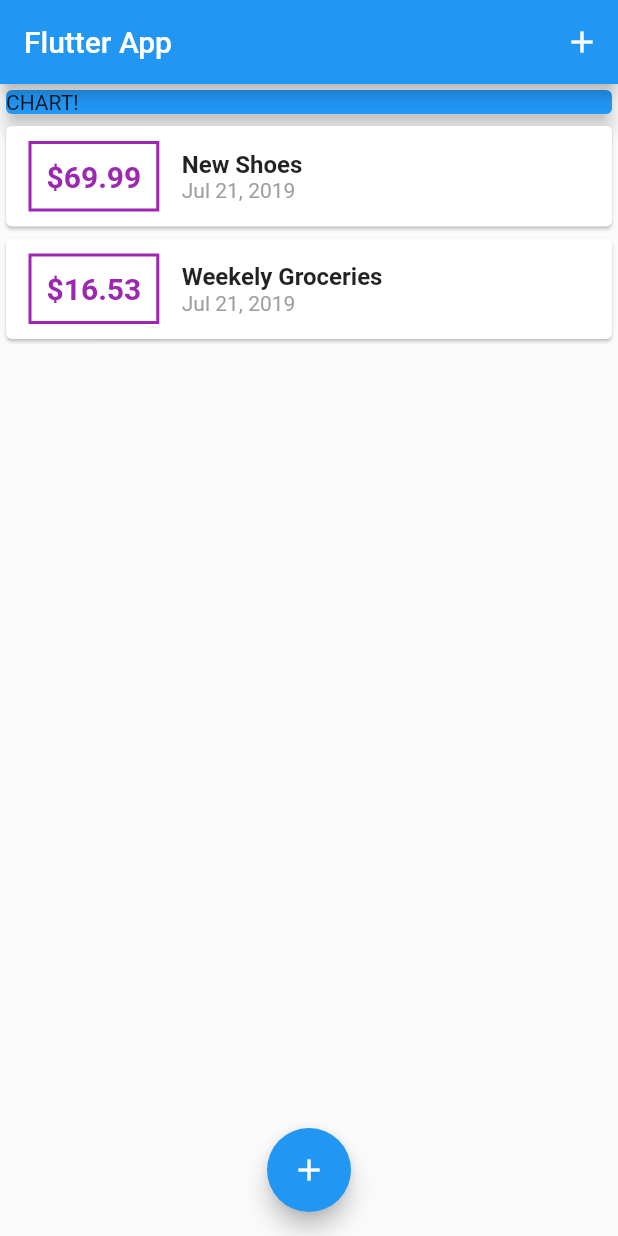
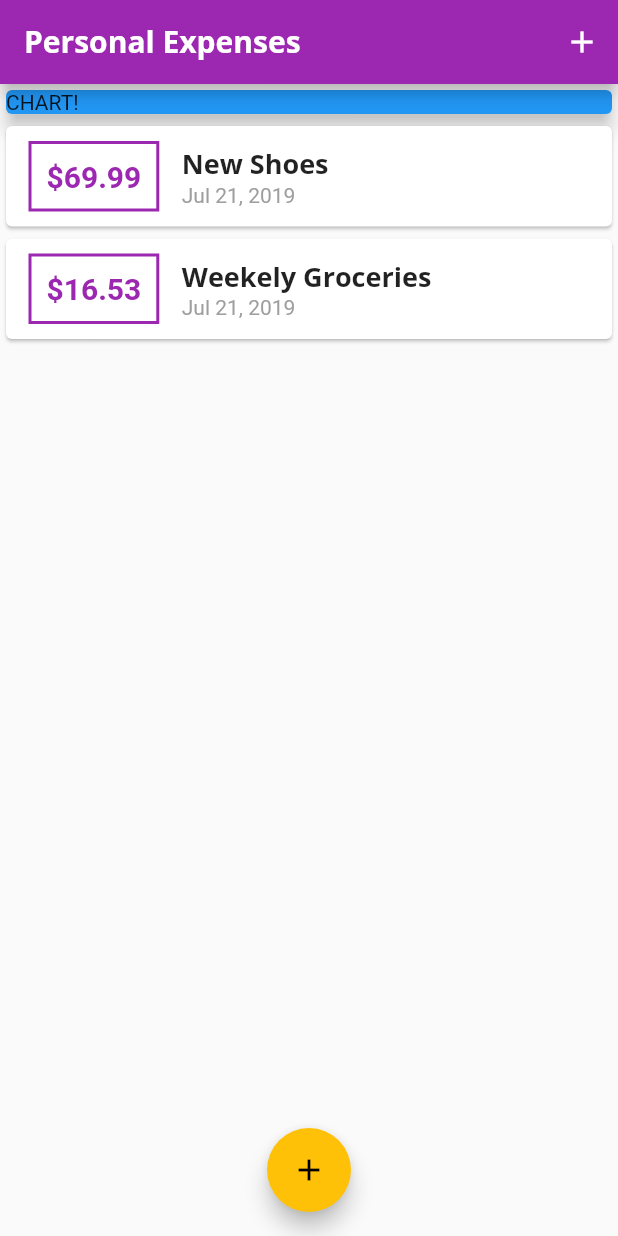
Before and after one commit to ayush987goyal/personal_expenses_app_flutter, a Flutter app: the screen it shows after launch, on a phone screen of 412 x 824 dp. Run offline on Flutter 3.47's test engine with Material 2 defaults, Android fonts, the phone set to English and light mode, and no system bars.

Commit message:
Add custom fonts and curresponding theme

```diff
--- a/lib/main.dart
+++ b/lib/main.dart
@@ -10,7 +10,27 @@ class MyApp extends StatelessWidget {
   @override
   Widget build(BuildContext context) {
     return MaterialApp(
-      title: 'Flutter App',
+      title: 'Personal Expenses',
+      theme: ThemeData(
+        primarySwatch: Colors.purple,
+        accentColor: Colors.amber,
+        fontFamily: 'Quicksand',
+        textTheme: ThemeData.light().textTheme.copyWith(
+              title: TextStyle(
+                fontFamily: 'OpenSans',
+                fontWeight: FontWeight.bold,
+                fontSize: 18,
+              ),
+            ),
+        appBarTheme: AppBarTheme(
+          textTheme: ThemeData.light().textTheme.copyWith(
+                  title: TextStyle(
+                fontFamily: 'OpenSans',
+                fontSize: 20,
+                fontWeight: FontWeight.bold,
+              )),
+        ),
+      ),
       home: MyHomePage(),
     );
   }
@@ -67,7 +87,9 @@ class _MyHomePageState extends State<MyHomePage> {
   Widget build(BuildContext context) {
     return Scaffold(
       appBar: AppBar(
-        title: Text('Flutter App'),
+        title: Text(
+          'Personal Expenses',
+        ),
         actions: <Widget>[
           IconButton(
             icon: Icon(Icons.add),
--- a/lib/widgets/transaction_list.dart
+++ b/lib/widgets/transaction_list.dart
@@ -28,7 +28,7 @@ class TransactionList extends StatelessWidget {
                   padding: EdgeInsets.all(10),
                   decoration: BoxDecoration(
                     border: Border.all(
-                      color: Colors.purple,
+                      color: Theme.of(context).primaryColor,
                       width: 2,
                     ),
                   ),
@@ -37,7 +37,7 @@ class TransactionList extends StatelessWidget {
                     style: TextStyle(
                       fontWeight: FontWeight.bold,
                       fontSize: 20,
-                      color: Colors.purple,
+                      color: Theme.of(context).primaryColor,
                     ),
                   ),
                 ),
@@ -46,10 +46,7 @@ class TransactionList extends StatelessWidget {
                   children: <Widget>[
                     Text(
                       txn.title,
-                      style: TextStyle(
-                        fontWeight: FontWeight.bold,
-                        fontSize: 16,
-                      ),
+                      style: Theme.of(context).textTheme.title,
                     ),
                     Text(
                       DateFormat.yMMMd().format(txn.date),
```
Also changed, not shown: pubspec.yaml (+11 -11 lines), assets/fonts/OpenSans-Bold.ttf (added), assets/fonts/OpenSans-Regular.ttf (added), assets/fonts/Quicksand-Bold.ttf (added), assets/fonts/Quicksand-Light.ttf (added), assets/fonts/Quicksand-Medium.ttf (added), assets/fonts/Quicksand-Regular.ttf (added).
